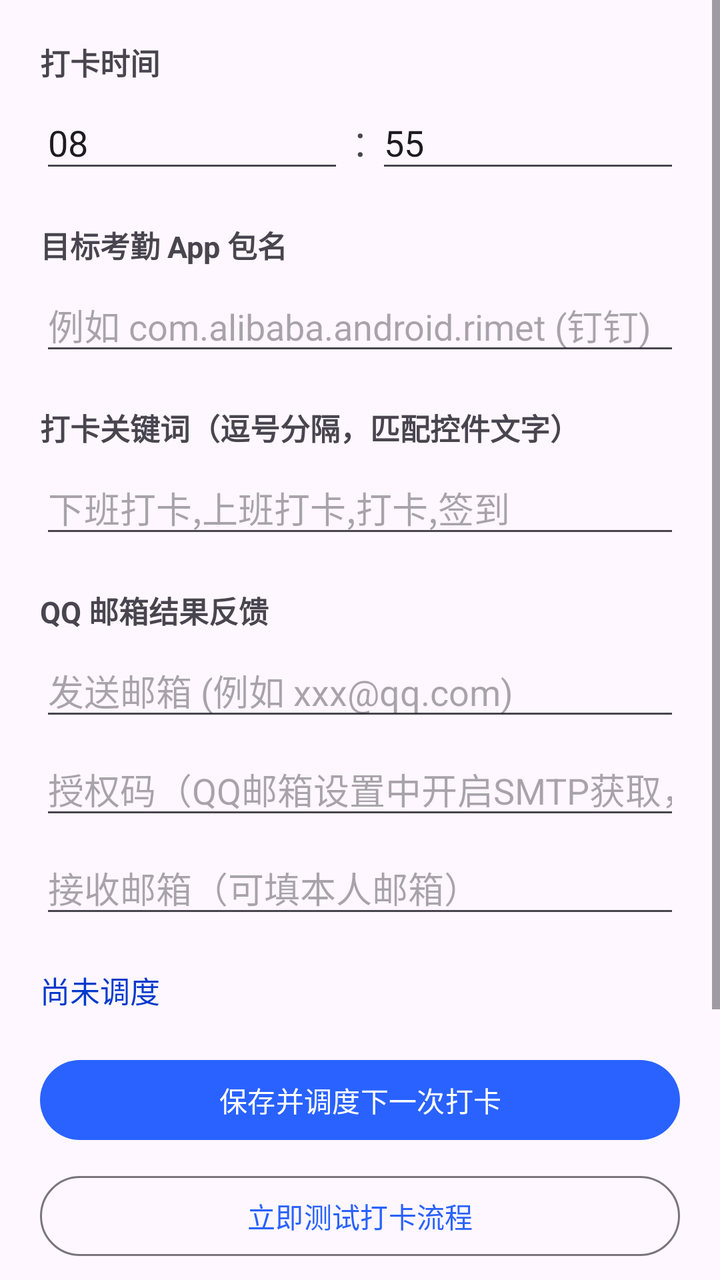
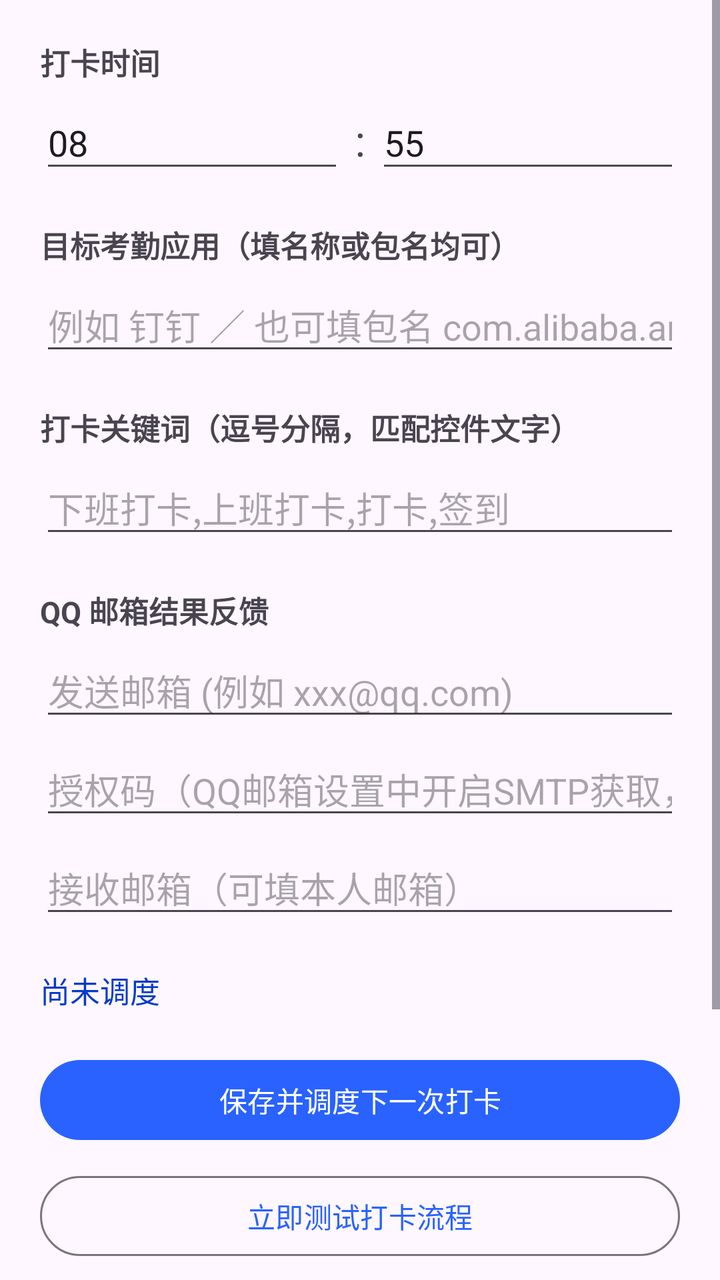

Before-and-after screenshots of an Android layout around one commit, followed by the original layout XML and the change that was made.
<!-- AndroidManifest.xml: application theme Theme.AutoPunch -->
<!-- res/layout/activity_main.xml -->
<?xml version="1.0" encoding="utf-8"?>
<ScrollView xmlns:android="http://schemas.android.com/apk/res/android"
    xmlns:app="http://schemas.android.com/apk/res-auto"
    android:layout_width="match_parent"
    android:layout_height="match_parent"
    android:fillViewport="true">

    <LinearLayout
        android:layout_width="match_parent"
        android:layout_height="wrap_content"
        android:orientation="vertical"
        android:padding="20dp">

        <TextView
            android:layout_width="wrap_content"
            android:layout_height="wrap_content"
            android:text="打卡时间"
            android:textStyle="bold"
            android:textSize="15sp" />

        <LinearLayout
            android:layout_width="match_parent"
            android:layout_height="wrap_content"
            android:orientation="horizontal"
            android:layout_marginTop="6dp">

            <EditText
                android:id="@+id/etHour"
                android:layout_width="0dp"
                android:layout_weight="1"
                android:layout_height="wrap_content"
                android:inputType="number"
                android:maxLength="2"
                android:hint="时"
                android:text="08" />

            <TextView
                android:layout_width="wrap_content"
                android:layout_height="wrap_content"
                android:text=" : "
                android:textSize="22sp"
                android:gravity="center_vertical" />

            <EditText
                android:id="@+id/etMinute"
                android:layout_width="0dp"
                android:layout_weight="1"
                android:layout_height="wrap_content"
                android:inputType="number"
                android:maxLength="2"
                android:hint="分"
                android:text="55" />
        </LinearLayout>

        <TextView
            android:layout_width="wrap_content"
            android:layout_height="wrap_content"
            android:layout_marginTop="20dp"
            android:text="目标考勤 App 包名"
            android:textStyle="bold"
            android:textSize="15sp" />

        <EditText
            android:id="@+id/etPackage"
            android:layout_width="match_parent"
            android:layout_height="wrap_content"
            android:layout_marginTop="6dp"
            android:hint="例如 com.alibaba.android.rimet (钉钉)"
            android:inputType="text" />

        <TextView
            android:layout_width="wrap_content"
            android:layout_height="wrap_content"
            android:layout_marginTop="20dp"
            android:text="打卡关键词（逗号分隔，匹配控件文字）"
            android:textStyle="bold"
            android:textSize="15sp" />

        <EditText
            android:id="@+id/etKeywords"
            android:layout_width="match_parent"
            android:layout_height="wrap_content"
            android:layout_marginTop="6dp"
            android:hint="下班打卡,上班打卡,打卡,签到"
            android:inputType="text" />

        <TextView
            android:layout_width="wrap_content"
            android:layout_height="wrap_content"
            android:layout_marginTop="20dp"
            android:text="QQ 邮箱结果反馈"
            android:textStyle="bold"
            android:textSize="15sp" />

        <EditText
            android:id="@+id/etSmtpEmail"
            android:layout_width="match_parent"
            android:layout_height="wrap_content"
            android:layout_marginTop="6dp"
            android:hint="发送邮箱 (例如 xxx@qq.com)"
            android:inputType="textEmailAddress" />

        <EditText
            android:id="@+id/etSmtpCode"
            android:layout_width="match_parent"
            android:layout_height="wrap_content"
            android:layout_marginTop="6dp"
            android:hint="授权码（QQ邮箱设置中开启SMTP获取，非登录密码）"
            android:inputType="textPassword" />

        <EditText
            android:id="@+id/etToEmail"
            android:layout_width="match_parent"
            android:layout_height="wrap_content"
            android:layout_marginTop="6dp"
            android:hint="接收邮箱（可填本人邮箱）"
            android:inputType="textEmailAddress" />

        <TextView
            android:id="@+id/tvNext"
            android:layout_width="match_parent"
            android:layout_height="wrap_content"
            android:layout_marginTop="20dp"
            android:text="尚未调度"
            android:textColor="@color/primary_dark"
            android:textSize="15sp" />

        <com.google.android.material.button.MaterialButton
            android:id="@+id/btnSaveSchedule"
            android:layout_width="match_parent"
            android:layout_height="wrap_content"
            android:layout_marginTop="20dp"
            android:text="保存并调度下一次打卡" />

        <com.google.android.material.button.MaterialButton
            android:id="@+id/btnTest"
            style="@style/Widget.Material3.Button.OutlinedButton"
            android:layout_width="match_parent"
            android:layout_height="wrap_content"
            android:layout_marginTop="10dp"
            android:text="立即测试打卡流程" />

        <LinearLayout
            android:layout_width="match_parent"
            android:layout_height="wrap_content"
            android:orientation="horizontal"
            android:layout_marginTop="20dp">

            <com.google.android.material.button.MaterialButton
                android:id="@+id/btnAccessibility"
                style="@style/Widget.Material3.Button.TonalButton"
                android:layout_width="0dp"
                android:layout_weight="1"
                android:layout_height="wrap_content"
                android:text="无障碍设置" />

            <Space
                android:layout_width="10dp"
                android:layout_height="1dp" />

            <com.google.android.material.button.MaterialButton
                android:id="@+id/btnBattery"
                style="@style/Widget.Material3.Button.TonalButton"
                android:layout_width="0dp"
                android:layout_weight="1"
                android:layout_height="wrap_content"
                android:text="电池白名单" />
        </LinearLayout>

        <LinearLayout
            android:layout_width="match_parent"
            android:layout_height="wrap_content"
            android:orientation="horizontal"
            android:layout_marginTop="10dp">

            <com.google.android.material.button.MaterialButton
                android:id="@+id/btnLog"
                style="@style/Widget.Material3.Button.TonalButton"
                android:layout_width="0dp"
                android:layout_weight="1"
                android:layout_height="wrap_content"
                android:text="查看运行日志" />

            <Space
                android:layout_width="10dp"
                android:layout_height="1dp" />

            <com.google.android.material.button.MaterialButton
                android:id="@+id/btnTestMail"
                style="@style/Widget.Material3.Button.TonalButton"
                android:layout_width="0dp"
                android:layout_weight="1"
                android:layout_height="wrap_content"
                android:text="测试发邮件" />
        </LinearLayout>

        <TextView
            android:id="@+id/tvStatus"
            android:layout_width="match_parent"
            android:layout_height="wrap_content"
            android:layout_marginTop="16dp"
            android:textSize="13sp"
            android:textColor="#666666" />
    </LinearLayout>
</ScrollView>
<!-- resources referenced by this layout -->
<resources>
  <color name="primary_dark">#0039CB</color>
  <style name="Theme.AutoPunch" parent="Theme.Material3.DayNight.NoActionBar">
          <item name="colorPrimary">@color/primary</item>
          <item name="colorSecondary">@color/accent</item>
      </style>
  <color name="primary">#2962FF</color>
  <color name="accent">#FF6D00</color>
</resources>

<!-- the commit's change to res/layout/activity_main.xml (unified diff, before → after) -->
@@ -56,7 +56,7 @@
             android:layout_width="wrap_content"
             android:layout_height="wrap_content"
             android:layout_marginTop="20dp"
-            android:text="目标考勤 App 包名"
+            android:text="目标考勤应用（填名称或包名均可）"
             android:textStyle="bold"
             android:textSize="15sp" />
 
@@ -65,7 +65,7 @@
             android:layout_width="match_parent"
             android:layout_height="wrap_content"
             android:layout_marginTop="6dp"
-            android:hint="例如 com.alibaba.android.rimet (钉钉)"
+            android:hint="例如 钉钉 ／ 也可填包名 com.alibaba.android.rimet"
             android:inputType="text" />
 
         <TextView
